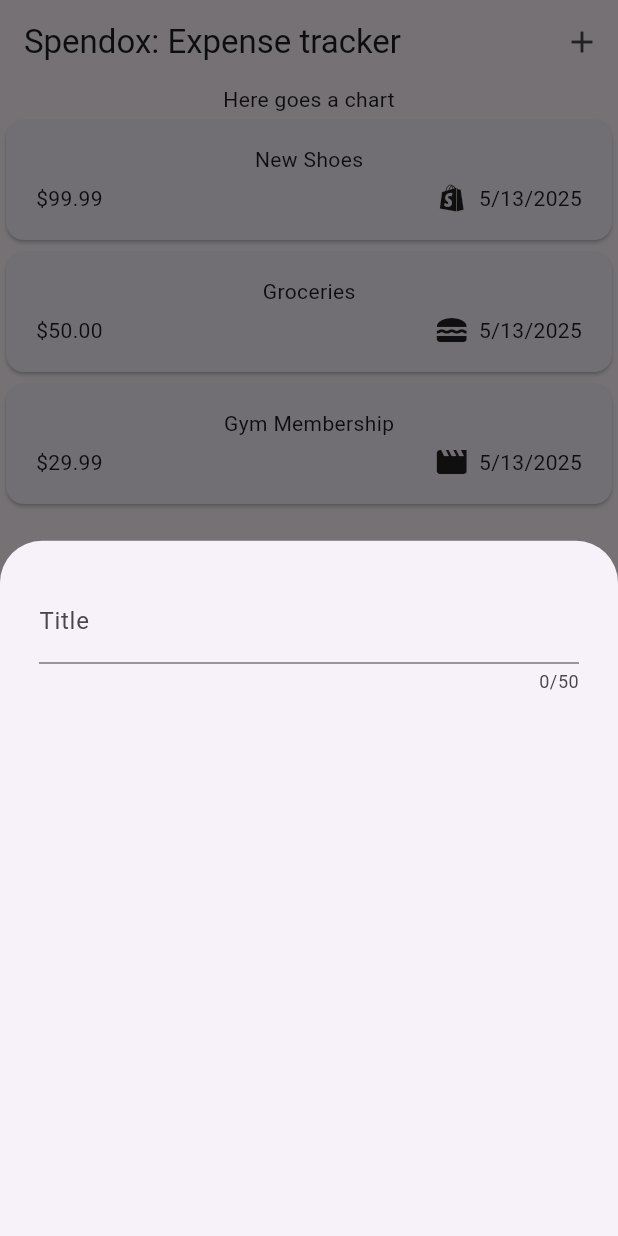
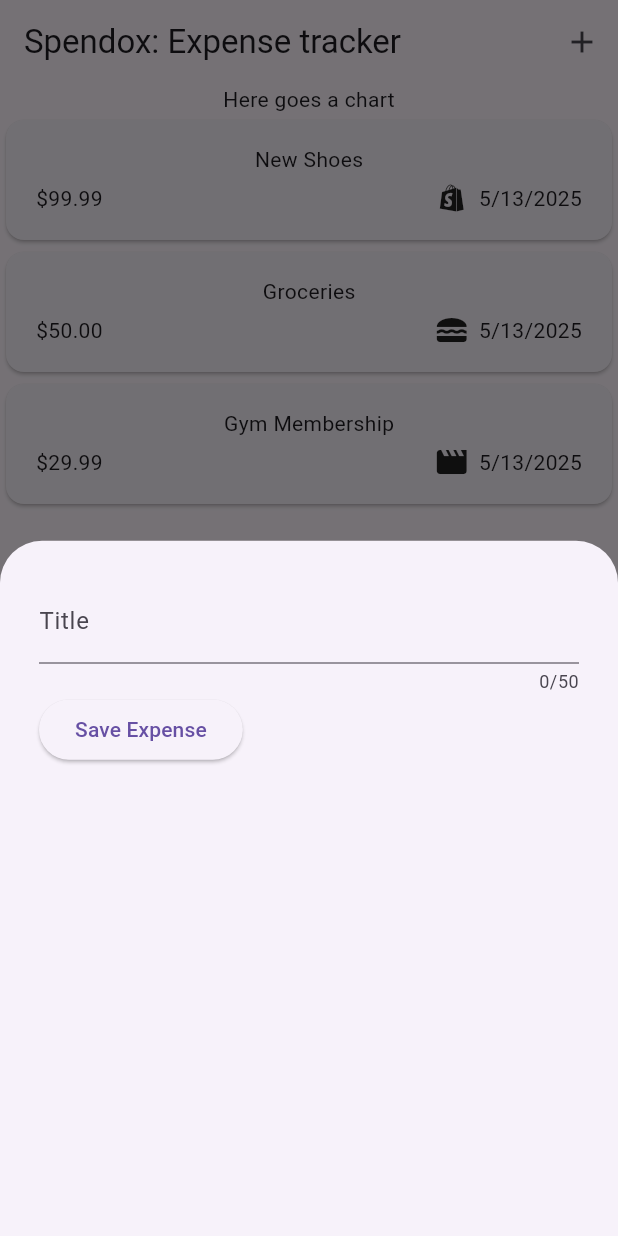
Before and after one commit to AlbertoJTD/Spendox, a Flutter app: the screen it shows after launch, after a tap on the "add" icon, on a phone screen of 412 x 824 dp. Run offline on Flutter 3.47's test engine with Material 3 defaults, Android fonts, the light colour scheme and no system bars.

Commit message:
Save title input

```diff
--- a/lib/widgets/expenses/new_expense.dart
+++ b/lib/widgets/expenses/new_expense.dart
@@ -10,6 +10,12 @@ class NewExpense extends StatefulWidget {
 }
 
 class _NewExpenseState extends State<NewExpense> {
+  var _enteredTitle = '';
+
+  void _saveTitleInput(String inputValue) {
+    _enteredTitle = inputValue;
+  }
+
   @override
   Widget build(BuildContext context) {
     return Padding(
@@ -17,20 +23,24 @@ class _NewExpenseState extends State<NewExpense> {
       child: Column(
         children: [
           TextField(
+            onChanged: _saveTitleInput,
             maxLength: 50,
             keyboardType: TextInputType.text,
             decoration: InputDecoration(
               label: Text('Title'),
-              // hintText: 'Enter a title',
-              // border: OutlineInputBorder(
-              //   borderRadius: BorderRadius.circular(8),
-              //   borderSide: BorderSide(
-              //     color: Colors.black,
-              //     width: 1,
-              //   ),
-              // ),
             ),
           ),
+
+          Row(
+            children: [
+              ElevatedButton(
+                onPressed: () {
+                  print(_enteredTitle);
+                },
+                child: const Text('Save Expense')
+              ),
+            ],
+          )
         ],
       )
     );
```
